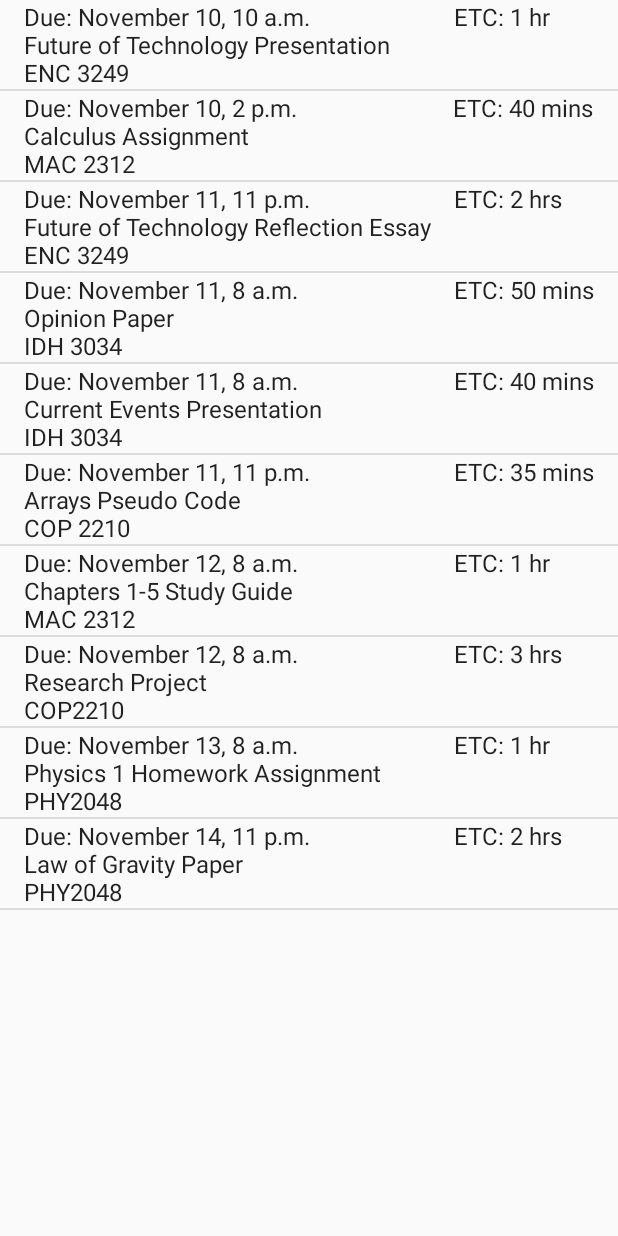
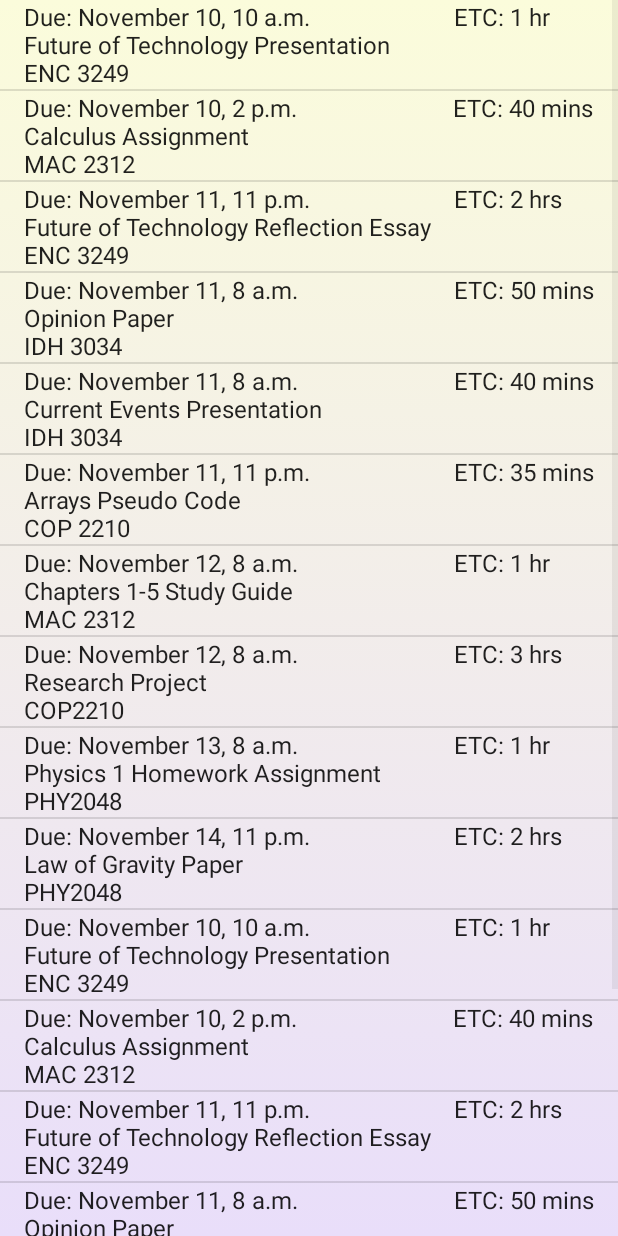
Before and after one commit to Chelsea-Pierre/Technica2019, an Android app: the content_assignments screen opened directly, with no data from a screen before it, on a phone screen of 412 x 824 dp. Run offline under Robolectric (Android 15) with nearby library versions, the phone set to English and light mode, and no system bars; Roboto replaces fonts that are not available here.

Commit message:
CP and I fixed background images, toast notifications etc.

```diff
--- a/app/src/main/java/com/example/technica2019/content_assignments.java
+++ b/app/src/main/java/com/example/technica2019/content_assignments.java
@@ -62,23 +62,44 @@ public class content_assignments extends AppCompatActivity {
         questions.add("Due: November 14, 11 p.m.                        ETC: 2 hrs " +
                 "\nLaw of Gravity Paper" +
                 "\nPHY2048");
+        questions.add("Due: November 10, 10 a.m.                        ETC: 1 hr " +
+                "\nFuture of Technology Presentation" +
+                "\nENC 3249");
+        questions.add("Due: November 10, 2 p.m.                          ETC: 40 mins " +
+                "\nCalculus Assignment" +
+                "\nMAC 2312");
+        questions.add("Due: November 11, 11 p.m.                        ETC: 2 hrs " +
+                "\nFuture of Technology Reflection Essay" +
+                "\nENC 3249");
+        questions.add("Due: November 11, 8 a.m.                          ETC: 50 mins " +
+                "\nOpinion Paper" +
+                "\nIDH 3034");
+        questions.add("Due: November 11, 8 a.m.                          ETC: 40 mins " +
+                "\nCurrent Events Presentation" +
+                "\nIDH 3034");
+        questions.add("Due: November 11, 11 p.m.                        ETC: 35 mins " +
+                "\nArrays Pseudo Code" +
+                "\nCOP 2210");
+        questions.add("Due: November 12, 8 a.m.                          ETC: 1 hr " +
+                "\nChapters 1-5 Study Guide" +
+                "\nMAC 2312");
 
         ArrayAdapter arrayAdapter = new ArrayAdapter(this, android.R.layout.simple_list_item_1, questions);
 
 
         listView.setAdapter(arrayAdapter);
 
-/*        listView.setOnClickListener(new AdapterView.OnItemClickListener() {
+        listView.setOnItemClickListener(new AdapterView.OnItemClickListener() {
 
             @Override
-            public void onItemClick(AdapterView<?> adapterView, View view) {
-                Toast.makeText(, "Selected Task Now In Progress", Toast.LENGTH_SHORT).show();
+            public void onItemClick(AdapterView<?> adapterView, View view, int i, long l) {
+                Toast.makeText(getApplicationContext(), "Selected Task Now In Progress", Toast.LENGTH_SHORT).show();
                 Toast toast = Toast.makeText(getApplicationContext(), "Selected Task Now in Progress", Toast.LENGTH_SHORT);
                 toast.show();
 
             }
         });
-*/
+
     }
 
 
--- a/app/src/main/res/drawable/gradient_background.xml
+++ b/app/src/main/res/drawable/gradient_background.xml
@@ -7,8 +7,8 @@
 
             <gradient
                 android:angle="90"
-                android:startColor="#a8edea"
-                android:endColor="#fed6e3"
+                android:startColor="#e9defa"
+                android:endColor="#fbfcdb"
                 android:type="linear"/>
 
         </shape>
--- a/app/src/main/res/layout/content_ask.xml
+++ b/app/src/main/res/layout/content_ask.xml
@@ -6,7 +6,8 @@
     android:layout_height="match_parent"
     app:layout_behavior="@string/appbar_scrolling_view_behavior"
     tools:context=".content_ask"
-    tools:showIn="@layout/activity_content_ask">
+    tools:showIn="@layout/activity_content_ask"
+    android:background="@drawable/gradient_background">
 
     <TextView
         android:id="@+id/textView"
--- a/app/src/main/res/layout/content_assignments.xml
+++ b/app/src/main/res/layout/content_assignments.xml
@@ -6,7 +6,8 @@
     android:layout_height="match_parent"
     app:layout_behavior="@string/appbar_scrolling_view_behavior"
     tools:context=".content_assignments"
-    tools:showIn="@layout/activity_content_assignments">
+    tools:showIn="@layout/activity_content_assignments"
+    android:background="@drawable/gradient_background">
 
     <ListView
         android:id="@+id/listview"
--- a/app/src/main/res/layout/content_load.xml
+++ b/app/src/main/res/layout/content_load.xml
@@ -4,7 +4,8 @@
     xmlns:tools="http://schemas.android.com/tools"
     android:layout_width="match_parent"
     android:layout_height="match_parent"
-    tools:context=".content_load">
+    tools:context=".content_load"
+    android:background="@drawable/gradient_background">
 
     <TextView
         android:id="@+id/textView4"
--- a/app/src/main/res/layout/content_main.xml
+++ b/app/src/main/res/layout/content_main.xml
@@ -4,7 +4,8 @@
     xmlns:tools="http://schemas.android.com/tools"
     android:layout_width="match_parent"
     android:layout_height="match_parent"
-    tools:context=".content_main">
+    tools:context=".content_main"
+    android:background="@drawable/gradient_background">
 
     <TextView
         android:id="@+id/textView5"
@@ -16,6 +17,7 @@
         android:layout_marginBottom="437dp"
         android:fontFamily="@font/abel"
         android:text="@string/name_app"
+        android:textColor="#b19cd9"
         android:textSize="50sp"
         app:layout_constraintBottom_toBottomOf="parent"
         app:layout_constraintEnd_toEndOf="parent"
--- a/app/src/main/res/layout/content_name.xml
+++ b/app/src/main/res/layout/content_name.xml
@@ -6,7 +6,8 @@
     android:layout_height="match_parent"
     app:layout_behavior="@string/appbar_scrolling_view_behavior"
     tools:context=".content_name"
-    tools:showIn="@layout/activity_content_name">
+    tools:showIn="@layout/activity_content_name"
+    android:background="@drawable/gradient_background">
 
     <TextView
         android:id="@+id/textView3"
--- a/app/src/main/res/layout/content_school.xml
+++ b/app/src/main/res/layout/content_school.xml
@@ -6,7 +6,8 @@
     android:layout_height="match_parent"
     app:layout_behavior="@string/appbar_scrolling_view_behavior"
     tools:context=".content_school"
-    tools:showIn="@layout/activity_content_school">
+    tools:showIn="@layout/activity_content_school"
+    android:background="@drawable/gradient_background">
 
     <TextView
         android:id="@+id/textView2"
```
